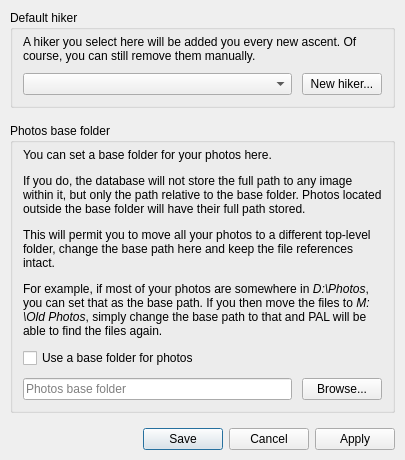
This is src/ui/project_settings_window.ui in svetter/pal as Qt 5 draws it before an edit. The edited form follows.
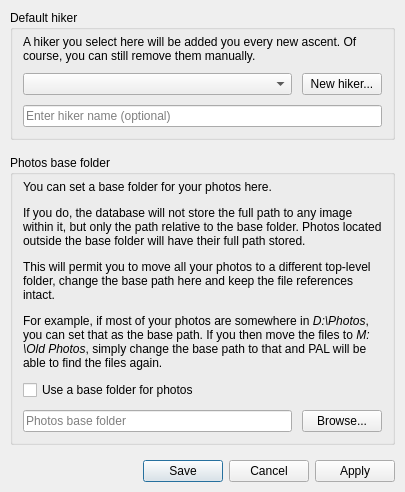
This is the edited form.

Commit message:
Project settings window can now be opened in a slight variation when creating new database (#31)
Can be disabled in settings window

What changed in the file:
```diff
--- a/src/ui/project_settings_window.ui
+++ b/src/ui/project_settings_window.ui
@@ -7,7 +7,7 @@
     <x>0</x>
     <y>0</y>
     <width>400</width>
-    <height>517</height>
+    <height>551</height>
    </rect>
   </property>
   <property name="sizePolicy">
@@ -96,6 +96,13 @@
         </item>
        </layout>
       </item>
+      <item>
+       <widget class="QLineEdit" name="newDefaultHikerLineEdit">
+        <property name="placeholderText">
+         <string>Enter hiker name (optional)</string>
+        </property>
+       </widget>
+      </item>
      </layout>
     </widget>
    </item>
```
The commit also changes 6 other files.
